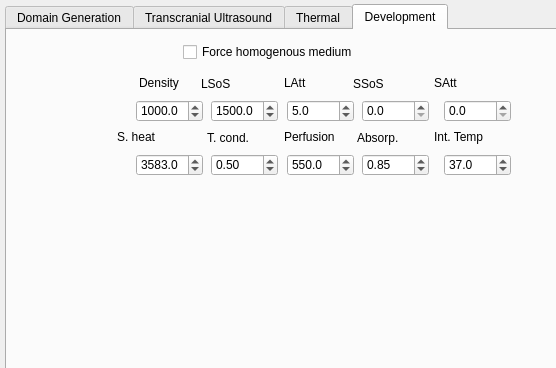
Qt form BabelBrain/Options/form.ui (ProteusMRIgHIFU/BabelBrain) before a commit; both pictures show x 0 to 556 and y 0 to 368 of the 664 by 516 pixel window.
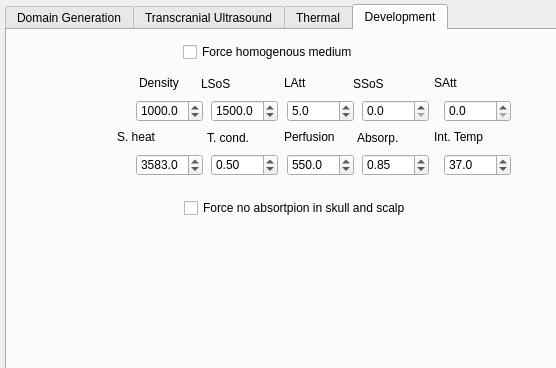
The same form after that commit. The open tabs and pages were chosen to show the change.

Commit message:
add development flag to disable absorption in skull and scalp
plus small refinement in gray and white matter properties

The edit to the form file:
```diff
--- a/BabelBrain/Options/form.ui
+++ b/BabelBrain/Options/form.ui
@@ -1168,6 +1168,22 @@
       <string>Int. Temp</string>
      </property>
     </widget>
+    <widget class="QCheckBox" name="bForceNoAbsorptionSkullScalpcheckBox">
+     <property name="geometry">
+      <rect>
+       <x>177</x>
+       <y>168</y>
+       <width>264</width>
+       <height>20</height>
+      </rect>
+     </property>
+     <property name="layoutDirection">
+      <enum>Qt::LayoutDirection::LeftToRight</enum>
+     </property>
+     <property name="text">
+      <string>Force no absortpion in skull and scalp</string>
+     </property>
+    </widget>
    </widget>
   </widget>
  </widget>
```
Left out of the diff: 24 changed lines with no effect on the pictures. The commit also changes 8 other files.
